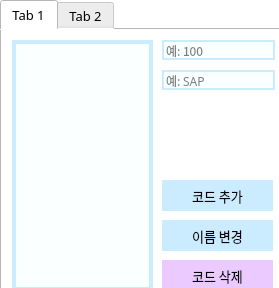
First picture: the form in ui/ManageCode.ui, repository za5321/CheckTool, before the edit.
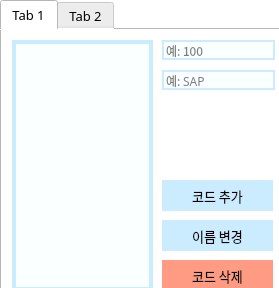
Second picture: the form after the edit.

Commit message: Changed ui of InsertSvr and DeleteSvr

```diff
--- a/ui/ManageCode.ui
+++ b/ui/ManageCode.ui
@@ -174,8 +174,8 @@
      </property>
      <property name="styleSheet">
       <string notr="true">QToolButton {
-	border: 2px solid rgb(235, 203, 255);
-	background: rgb(235, 203, 255);
+	border: 2px solid rgb(255, 155, 130);
+	background: rgb(255, 155, 130);
 }</string>
      </property>
      <property name="text">
```
Left out of the diff: 4 changed lines with no effect on the pictures. The commit also changes 5 other files.
